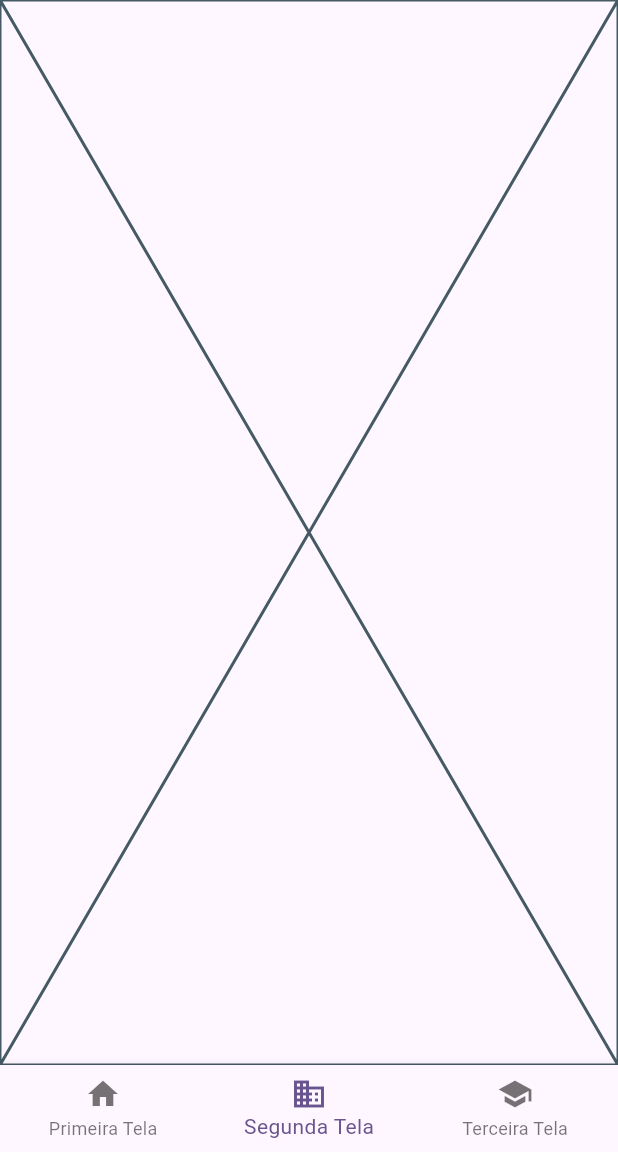
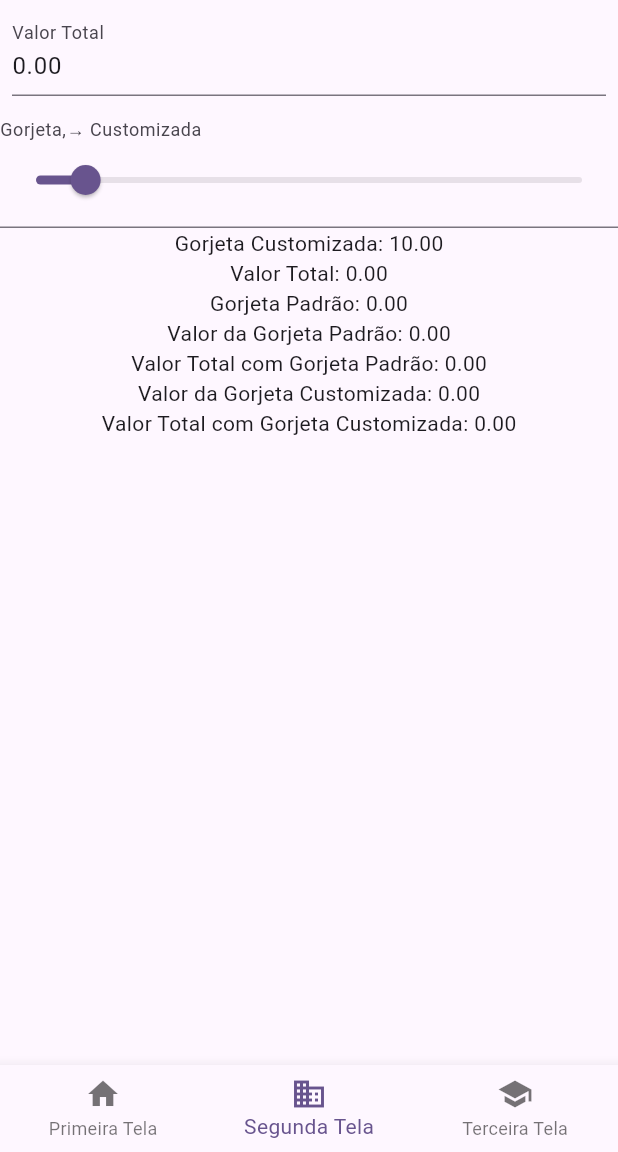
Before and after one commit to Gediel99/Aulas---SI700A, a Flutter app: the screen it shows after launch, item 2 of the bottom bar chosen, on a phone screen of 412 x 824 dp, the part 84-1236 px from its top. Run offline on Flutter 3.47's test engine with Material 3 defaults, Android fonts, the phone set to English and light mode, and no system bars.

Commit message:
Fix: ultimas atualização da atividade, desenvolvida na segunda tela

```diff
--- a/aula4/lib/view/layout/my_bottom_navigation_bar.dart
+++ b/aula4/lib/view/layout/my_bottom_navigation_bar.dart
@@ -22,7 +22,7 @@ class _MyBottomNavigationBarState extends State<MyBottomNavigationBar> {
         index: _currentScreen,
         children: const [
           PrimeiraTela(),
-          SegundaTela(),
+          TerceiraTela(),
           TerceiraTela(),
         ],
       ),
--- a/aula4/lib/view/layout/my_navigation_drawer.dart
+++ b/aula4/lib/view/layout/my_navigation_drawer.dart
@@ -1,12 +1,14 @@
 import 'package:aula4/view/screens/primeira_tela.dart';
 import 'package:aula4/view/screens/segunda_tela.dart';
 import 'package:aula4/view/screens/terceira_tela.dart';
+import 'package:aula4/view/screens/tip.dart';
 import 'package:flutter/cupertino.dart';
 import 'package:flutter/material.dart';
 import 'package:flutter/widgets.dart';
 
 class MyNavigationDrawer extends StatefulWidget {
-  const MyNavigationDrawer({super.key});
+  MyNavigationDrawer({super.key});
+  Tip tip = Tip();
 
   @override
   State<MyNavigationDrawer> createState() => _MyNavigationDrawerState();
@@ -62,10 +64,12 @@ class _MyNavigationDrawerState extends State<MyNavigationDrawer> {
       ),
       body: IndexedStack(
         index: _currentScreen,
-        children: const [
-          PrimeiraTela(),
-          SegundaTela(),
-          TerceiraTela(),
+        children: [
+          const PrimeiraTela(),
+          SegundaTela(
+            tip: widget.tip,
+          ),
+          const TerceiraTela(),
         ],
       ),
       bottomNavigationBar: BottomNavigationBar(
--- a/aula4/lib/view/layout/my_tab_layout.dart
+++ b/aula4/lib/view/layout/my_tab_layout.dart
@@ -29,7 +29,7 @@ class _MyTabLayoutState extends State<MyTabLayout> {
             body: const TabBarView(
               children: [
                 PrimeiraTela(),
-                SegundaTela(),
+                TerceiraTela(),
                 TerceiraTela(),
               ],
             )));
--- a/aula4/lib/view/layout/main.dart
+++ b/aula4/lib/view/main.dart
@@ -19,7 +19,7 @@ class MyApp extends StatelessWidget {
         colorScheme: ColorScheme.fromSeed(seedColor: Colors.deepPurple),
         useMaterial3: true,
       ),
-      home: const MyNavigationDrawer(),
+      home: MyNavigationDrawer(),
     );
   }
 }
--- a/aula4/lib/view/screens/custom_text_form_Field.dart
+++ b/aula4/lib/view/screens/custom_text_form_Field.dart
@@ -4,6 +4,7 @@ import 'package:flutter/material.dart';
 class CustomTextFormField extends StatefulWidget {
   final controlller;
   String labelText;
+  int? initialValue;
   CustomTextFormField(
       {required this.controlller, required this.labelText, super.key});
 
@@ -17,6 +18,7 @@ class _CustomTextFormFieldState extends State<CustomTextFormField> {
     return Padding(
       padding: const EdgeInsets.all(8.0),
       child: TextFormField(
+        initialValue: widget.initialValue?.toString(),
         controller: widget.controlller,
         decoration: InputDecoration(
           labelText: widget.labelText,
--- a/aula4/lib/view/screens/segunda_tela.dart
+++ b/aula4/lib/view/screens/segunda_tela.dart
@@ -1,15 +1,63 @@
+import 'package:aula4/view/screens/custom_text_form_Field.dart';
+import 'package:aula4/view/screens/tip.dart';
 import 'package:flutter/material.dart';
+import 'package:flutter/services.dart';
 
 class SegundaTela extends StatefulWidget {
-  const SegundaTela({super.key});
+  Tip tip = Tip();
+  SegundaTela({required this.tip, super.key});
 
   @override
   State<SegundaTela> createState() => _SegundaTelaState();
 }
 
 class _SegundaTelaState extends State<SegundaTela> {
+  Tip tip = Tip();
+
   @override
   Widget build(BuildContext context) {
-    return const Placeholder();
+    return Column(
+      crossAxisAlignment: CrossAxisAlignment.center,
+      children: [
+        Padding(
+          padding: const EdgeInsets.all(8.0),
+          child: TextFormField(
+            initialValue: tip.amount,
+            keyboardType: TextInputType.number,
+            onChanged: (value) => setState(() {
+              tip.amount = value;
+            }),
+            decoration: const InputDecoration(labelText: 'Valor Total'),
+            inputFormatters: [
+              FilteringTextInputFormatter.allow(RegExp(r'^\d*\.?\d*$'))
+            ],
+            validator: (value) => value!.isEmpty ? 'Campo obrigatório' : null,
+          ),
+        ),
+        InputDecorator(
+            decoration:
+                const InputDecoration(labelText: 'Gorjeta,→ Customizada'),
+            child: Slider(
+              value: double.parse(tip.customTip),
+              min: 1,
+              max: 100,
+              label: '${tip.defaultTip}%',
+              onChanged: (double value) {
+                setState(() {
+                  tip.customTip = value.toString();
+                });
+              },
+            )),
+        Text('Gorjeta Customizada: ${tip.customTip}'),
+        Text('Valor Total: ${tip.amount}'),
+        Text('Gorjeta Padrão: ${tip.defaultTip}'),
+        Text('Valor da Gorjeta Padrão: ${tip.defaultTippedAmount}'),
+        Text(
+            'Valor Total com Gorjeta Padrão: ${tip.amountPlusDefaultTippedAmount}'),
+        Text('Valor da Gorjeta Customizada: ${tip.customTippedAmount}'),
+        Text(
+            'Valor Total com Gorjeta Customizada: ${tip.amountPlusCustomTippedAmount}'),
+      ],
+    );
   }
 }
--- a/aula4/lib/view/screens/tip.dart
+++ b/aula4/lib/view/screens/tip.dart
@@ -0,0 +1,58 @@
+class Tip {
+  late final double _defaultTip = 0.0;
+  double? _customTip;
+  double? _totalAmount;
+
+  Tip() : _customTip = 10.0;
+
+  Tip.withData({double customTip = 10.0, double totalAmount = 30.0})
+      : _customTip = customTip,
+        _totalAmount = totalAmount;
+
+  String get customTip {
+    return (_customTip ?? 0).toStringAsFixed(2);
+  }
+
+  String get defaultTip {
+    return _defaultTip.toStringAsFixed(2);
+  }
+
+  String get amount {
+    return (_totalAmount ?? 0).toStringAsFixed(2);
+  }
+
+  String get defaultTippedAmount {
+    return ((_totalAmount ?? 0) * _defaultTip / 100).toStringAsFixed(2);
+  }
+
+  String get amountPlusDefaultTippedAmount {
+    return ((_totalAmount ?? 0) * (_defaultTip + 1) / 100).toStringAsFixed(2);
+    ;
+  }
+
+  String get customTippedAmount {
+    return ((_totalAmount ?? 0) * (_customTip ?? 0) / 100).toStringAsFixed(2);
+  }
+
+  String get amountPlusCustomTippedAmount {
+    return ((_totalAmount ?? 0) * ((_customTip ?? 0) + 1) / 100)
+        .toStringAsFixed(2);
+    ;
+  }
+
+  set amount(String value) {
+    try {
+      _totalAmount = double.parse(value);
+    } catch (e) {
+      _totalAmount = 0;
+    }
+  }
+
+  set customTip(String value) {
+    try {
+      _customTip = double.parse(value);
+    } catch (e) {
+      _customTip = 0;
+    }
+  }
+}
```
Also changed, not shown: 1 other file.
